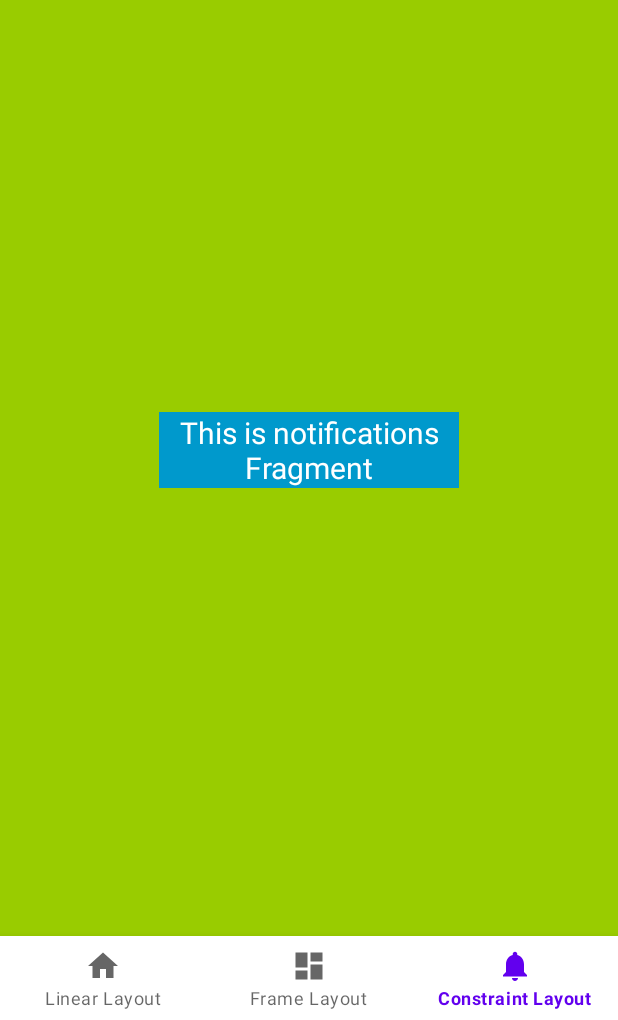
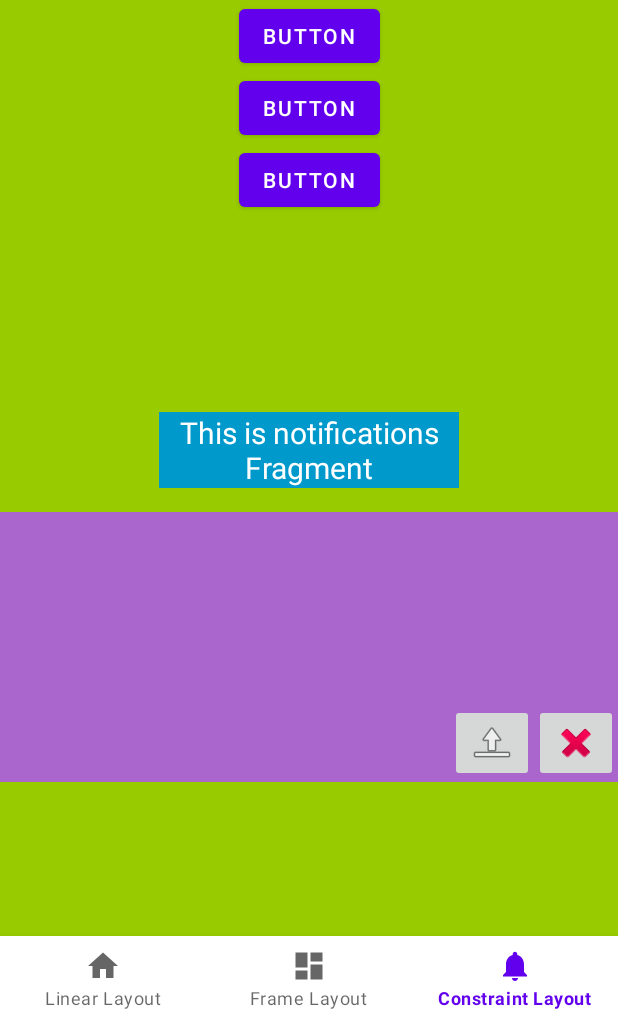
Before and after one commit to UR13L96/AndroidLayouts, an Android app: the NotificationsFragment screen opened through its navigation route, on a phone screen of 412 x 824 dp, the part 216-1236 px from its top. Run offline under Robolectric (Android 15) with nearby library versions, the phone set to English and light mode, and no system bars; our stand-ins replace navigation-ui.

Commit message:
Added other layouts design into constraint layout

```diff
--- a/app/src/main/res/layout/fragment_constraint_layout.xml
+++ b/app/src/main/res/layout/fragment_constraint_layout.xml
@@ -54,4 +54,53 @@
         app:layout_constraintEnd_toEndOf="@id/tvName"
         app:layout_constraintBottom_toBottomOf="@id/ivUser"
         android:layout_marginTop="16dp"/>
+
+    <Button
+        android:id="@+id/btnOne"
+        android:layout_width="wrap_content"
+        android:layout_height="wrap_content"
+        android:text="Button"
+        app:layout_constraintTop_toBottomOf="@id/ivUser"
+        app:layout_constraintStart_toStartOf="parent"
+        app:layout_constraintEnd_toEndOf="parent"/>
+
+    <Button
+        android:id="@+id/btnTwo"
+        android:layout_width="wrap_content"
+        android:layout_height="wrap_content"
+        android:text="Button"
+        app:layout_constraintTop_toBottomOf="@id/btnOne"
+        app:layout_constraintStart_toStartOf="parent"
+        app:layout_constraintEnd_toEndOf="parent"/>
+
+    <Button
+        android:layout_width="wrap_content"
+        android:layout_height="wrap_content"
+        android:text="Button"
+        app:layout_constraintTop_toBottomOf="@id/btnTwo"
+        app:layout_constraintStart_toStartOf="parent"
+        app:layout_constraintEnd_toEndOf="parent"/>
+
+    <ImageView
+        android:id="@+id/ivCover"
+        android:layout_width="match_parent"
+        android:layout_height="180dp"
+        android:background="@android:color/holo_purple"
+        app:layout_constraintTop_toBottomOf="@id/text_notifications"
+        android:layout_marginTop="16dp"/>
+
+    <ImageButton
+        android:id="@+id/ibClose"
+        android:layout_width="wrap_content"
+        android:layout_height="wrap_content"
+        android:src="@android:drawable/ic_delete"
+        app:layout_constraintEnd_toEndOf="@id/ivCover"
+        app:layout_constraintBottom_toBottomOf="@id/ivCover"/>
+
+    <ImageButton
+        android:layout_width="wrap_content"
+        android:layout_height="wrap_content"
+        android:src="@android:drawable/ic_menu_upload"
+        app:layout_constraintEnd_toStartOf="@id/ibClose"
+        app:layout_constraintBottom_toBottomOf="@id/ivCover"/>
 </androidx.constraintlayout.widget.ConstraintLayout>
```
